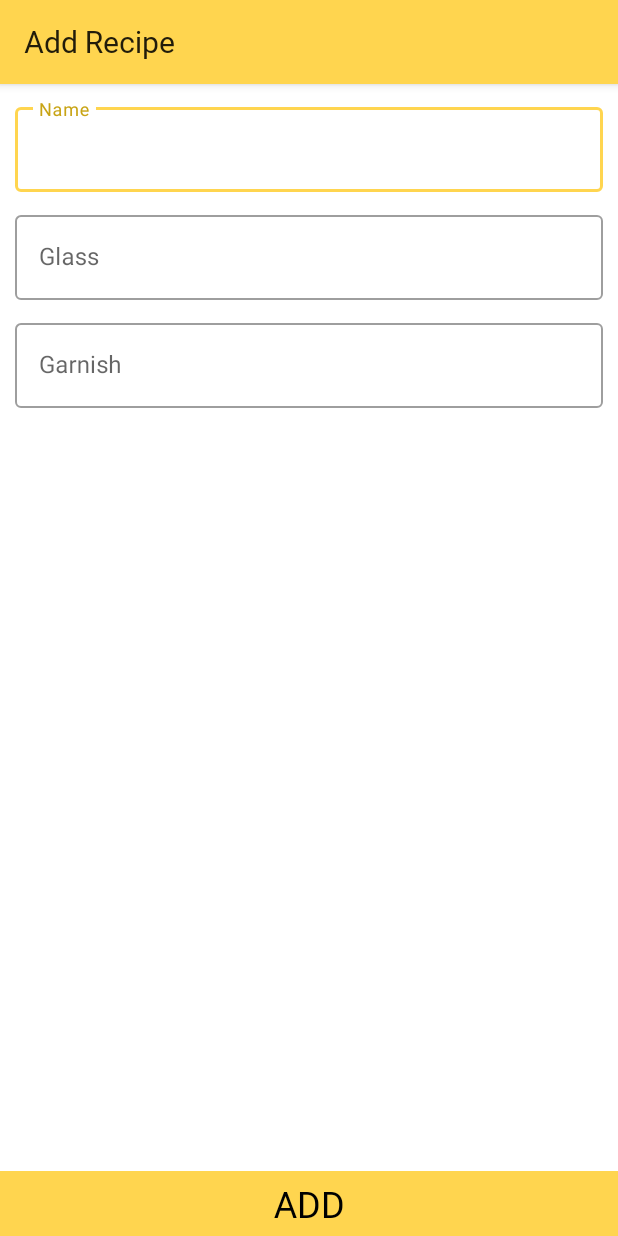
After one commit to rlatmfrl24/CraftsmanBartender, an Android app: the AddRecipeActivity screen opened directly, with no data from a screen before it, on a phone screen of 412 x 824 dp. The commit adds this screen. Run offline under Robolectric (Android 15) with nearby library versions, the phone set to English and light mode, and no system bars; our stand-ins replace data binding.

Commit message:
AddRecipeActivity 추가

```diff
--- a/app/build.gradle
+++ b/app/build.gradle
@@ -2,6 +2,7 @@ plugins {
     id 'com.android.application'
     id 'kotlin-android'
     id 'kotlin-kapt'
+    id 'kotlin-android-extensions'
 }
 
 android {
--- a/app/src/main/java/com/soulkey/craftsmanbartender/lib/model/Recipe.kt
+++ b/app/src/main/java/com/soulkey/craftsmanbartender/lib/model/Recipe.kt
@@ -9,7 +9,7 @@ import com.soulkey.craftsmanbartender.lib.common.Constants.Companion.MakingStyle
 data class Recipe(
     @PrimaryKey val recipeBasicId: Long,
     @ColumnInfo val name: String,
-    @ColumnInfo val style: MutableList<MakingStyle>,
+    @ColumnInfo val style: MakingStyle,
     @ColumnInfo val glass: String,
     @ColumnInfo val garnish: String
 )
--- a/app/src/main/java/com/soulkey/craftsmanbartender/lib/model/RecipeWithIngredient.kt
+++ b/app/src/main/java/com/soulkey/craftsmanbartender/lib/model/RecipeWithIngredient.kt
@@ -1,5 +1,6 @@
 package com.soulkey.craftsmanbartender.lib.model
 
+import android.os.Parcelable
 import androidx.room.*
 
 data class RecipeWithIngredient(
--- /dev/null
+++ b/app/src/main/java/com/soulkey/craftsmanbartender/ui/AddRecipeActivity.kt
@@ -0,0 +1,21 @@
+package com.soulkey.craftsmanbartender.ui
+
+import android.os.Bundle
+import androidx.databinding.DataBindingUtil
+import com.soulkey.craftsmanbartender.R
+import com.soulkey.craftsmanbartender.databinding.ActivityAddRecipeBinding
+import com.soulkey.craftsmanbartender.lib.common.BaseActivity
+
+class AddRecipeActivity : BaseActivity() {
+
+    private val binding : ActivityAddRecipeBinding by lazy {
+        DataBindingUtil.setContentView<ActivityAddRecipeBinding>(this, R.layout.activity_add_recipe)
+    }
+
+    override fun onCreate(savedInstanceState: Bundle?) {
+        super.onCreate(savedInstanceState)
+        binding.tvAddBtn.setOnClickListener {
+            onBackPressed()
+        }
+    }
+}
--- a/app/src/main/java/com/soulkey/craftsmanbartender/ui/MainActivity.kt
+++ b/app/src/main/java/com/soulkey/craftsmanbartender/ui/MainActivity.kt
@@ -1,5 +1,6 @@
 package com.soulkey.craftsmanbartender.ui
 
+import android.content.Intent
 import android.os.Bundle
 import androidx.databinding.DataBindingUtil
 import com.soulkey.craftsmanbartender.R
@@ -16,7 +17,9 @@ class MainActivity : BaseActivity() {
         setTheme(R.style.Theme_CraftsmanBartender)
 
         binding.cardRecipesBtn.setOnClickListener {
-
+            Intent(this, RecipeActivity::class.java).apply {
+                startActivity(this)
+            }
         }
         binding.cardMostTestBtn.setOnClickListener {
 
--- /dev/null
+++ b/app/src/main/res/layout/activity_add_recipe.xml
@@ -0,0 +1,115 @@
+<?xml version="1.0" encoding="utf-8"?>
+<layout
+    xmlns:android="http://schemas.android.com/apk/res/android"
+    xmlns:app="http://schemas.android.com/apk/res-auto"
+    xmlns:tools="http://schemas.android.com/tools"
+    tools:context=".ui.AddRecipeActivity">
+
+    <androidx.coordinatorlayout.widget.CoordinatorLayout
+        android:layout_width="match_parent"
+        android:layout_height="match_parent">
+
+        <com.google.android.material.appbar.AppBarLayout
+            android:layout_width="match_parent"
+            android:layout_height="wrap_content">
+
+            <com.google.android.material.appbar.MaterialToolbar
+                android:layout_width="match_parent"
+                android:layout_height="?actionBarSize"
+                app:title="Add Recipe"
+                app:titleTextAppearance="@style/Theme.CraftsmanBartender.ToolbarTextAppearance"/>
+
+        </com.google.android.material.appbar.AppBarLayout>
+
+        <androidx.core.widget.NestedScrollView
+            android:layout_width="match_parent"
+            android:layout_height="match_parent"
+            app:layout_behavior="com.google.android.material.appbar.AppBarLayout$ScrollingViewBehavior"
+            android:fillViewport="true">
+
+            <androidx.constraintlayout.widget.ConstraintLayout
+                android:layout_width="match_parent"
+                android:layout_height="match_parent">
+
+                <androidx.constraintlayout.widget.ConstraintLayout
+                    android:id="@+id/container_recipe_form"
+                    android:layout_width="match_parent"
+                    android:layout_height="wrap_content"
+                    android:padding="10dp"
+                    app:layout_constraintVertical_chainStyle="spread_inside"
+                    app:layout_constraintTop_toTopOf="parent"
+                    app:layout_constraintBottom_toTopOf="@id/tv_add_btn">
+
+                    <com.google.android.material.textfield.TextInputLayout
+                        android:id="@+id/til_recipe_name"
+                        style="@style/Widget.MaterialComponents.TextInputLayout.OutlinedBox"
+                        app:hintTextColor="@color/orange_500"
+                        android:layout_width="match_parent"
+                        android:layout_height="wrap_content"
+                        android:hint="Name"
+                        app:layout_constraintTop_toTopOf="parent">
+
+                        <com.google.android.material.textfield.TextInputEditText
+                            android:layout_width="match_parent"
+                            android:layout_height="wrap_content"/>
+
+                    </com.google.android.material.textfield.TextInputLayout>
+
+                    <com.google.android.material.textfield.TextInputLayout
+                        android:id="@+id/til_recipe_glass"
+                        style="@style/Widget.MaterialComponents.TextInputLayout.OutlinedBox"
+                        app:hintTextColor="@color/orange_500"
+                        android:layout_width="match_parent"
+                        android:layout_height="wrap_content"
+                        android:hint="Glass"
+                        android:layout_marginTop="10dp"
+                        app:layout_constraintTop_toBottomOf="@id/til_recipe_name">
+
+                        <com.google.android.material.textfield.TextInputEditText
+                            android:layout_width="match_parent"
+                            android:layout_height="wrap_content"/>
+
+                    </com.google.android.material.textfield.TextInputLayout>
+
+                    <com.google.android.material.textfield.TextInputLayout
+                        android:id="@+id/til_recipe_garnish"
+                        style="@style/Widget.MaterialComponents.TextInputLayout.OutlinedBox"
+                        app:hintTextColor="@color/orange_500"
+                        android:layout_width="match_parent"
+                        android:layout_height="wrap_content"
+                        android:hint="Garnish"
+                        android:layout_marginTop="10dp"
+                        app:layout_constraintTop_toBottomOf="@id/til_recipe_glass">
+
+                        <com.google.android.material.textfield.TextInputEditText
+                            android:layout_width="match_parent"
+                            android:layout_height="wrap_content"/>
+
+                    </com.google.android.material.textfield.TextInputLayout>
+
+                </androidx.constraintlayout.widget.ConstraintLayout>
+
+
+                <TextView
+                    android:id="@+id/tv_add_btn"
+                    android:layout_width="match_parent"
+                    android:layout_height="wrap_content"
+                    android:gravity="center"
+                    android:text="ADD"
+                    android:textColor="@color/black"
+                    android:textSize="24sp"
+                    android:fontFamily="@font/spoqa_han_sans_bold"
+                    android:background="@color/orange_300"
+                    android:paddingVertical="5dp"
+                    app:layout_constraintTop_toBottomOf="@id/container_recipe_form"
+                    app:layout_constraintBottom_toBottomOf="parent" />
+
+            </androidx.constraintlayout.widget.ConstraintLayout>
+
+        </androidx.core.widget.NestedScrollView>
+
+
+
+    </androidx.coordinatorlayout.widget.CoordinatorLayout>
+
+</layout>
--- a/app/src/main/res/values/strings.xml
+++ b/app/src/main/res/values/strings.xml
@@ -2,4 +2,5 @@
     <string name="app_name">CraftsmanBartender</string>
     <string name="string_main_recipe_btn">Recipes</string>
     <string name="string_main_mock_test_btn">Mock Test</string>
+    <string name="string_recipe_add_content_description">Add Recipes</string>
 </resources>
```
Also changed, not shown: app/src/main/AndroidManifest.xml (+5 -2 lines), app/src/main/java/com/soulkey/craftsmanbartender/lib/common/Constants.kt (+7 -7 lines), app/src/main/java/com/soulkey/craftsmanbartender/ui/RecipeActivity.kt (added, +29 -0 lines), app/src/main/java/com/soulkey/craftsmanbartender/ui/adapter/RecipeListAdapter.kt (added, +43 -0 lines), app/src/main/res/drawable/ic_add_24px.xml (added, +9 -0 lines), app/src/main/res/drawable/ic_navigate_next_24px.xml (added, +9 -0 lines), app/src/main/res/layout/activity_recipe.xml (added, +63 -0 lines), app/src/main/res/layout/item_recipe_list.xml (added, +40 -0 lines).
